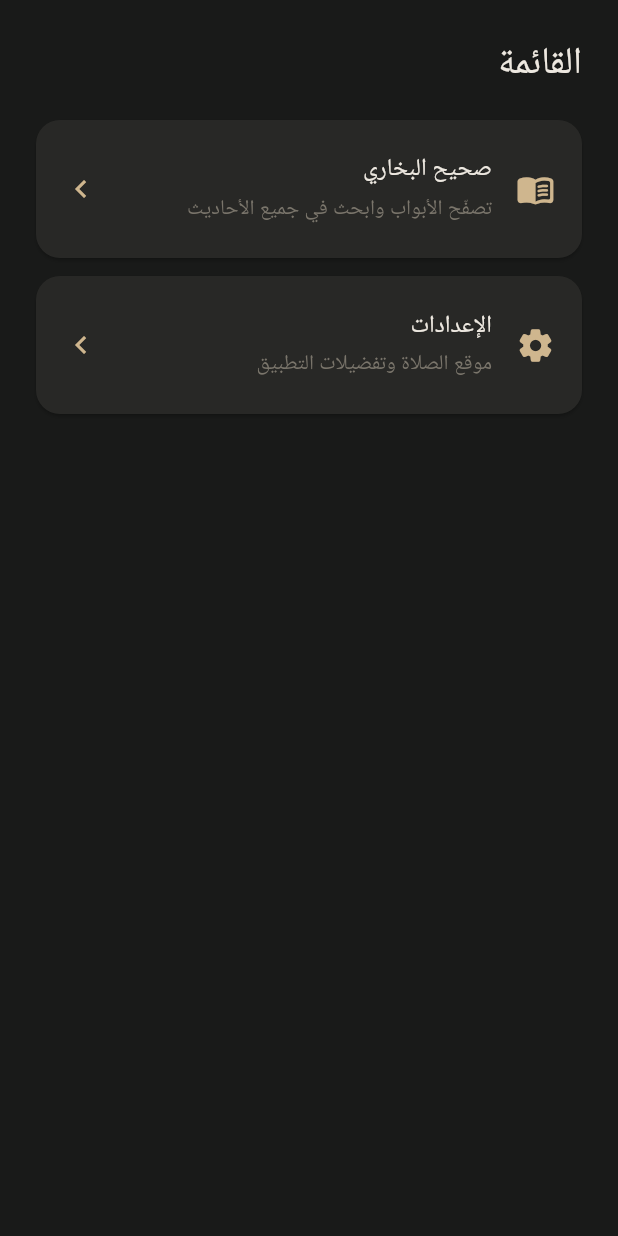
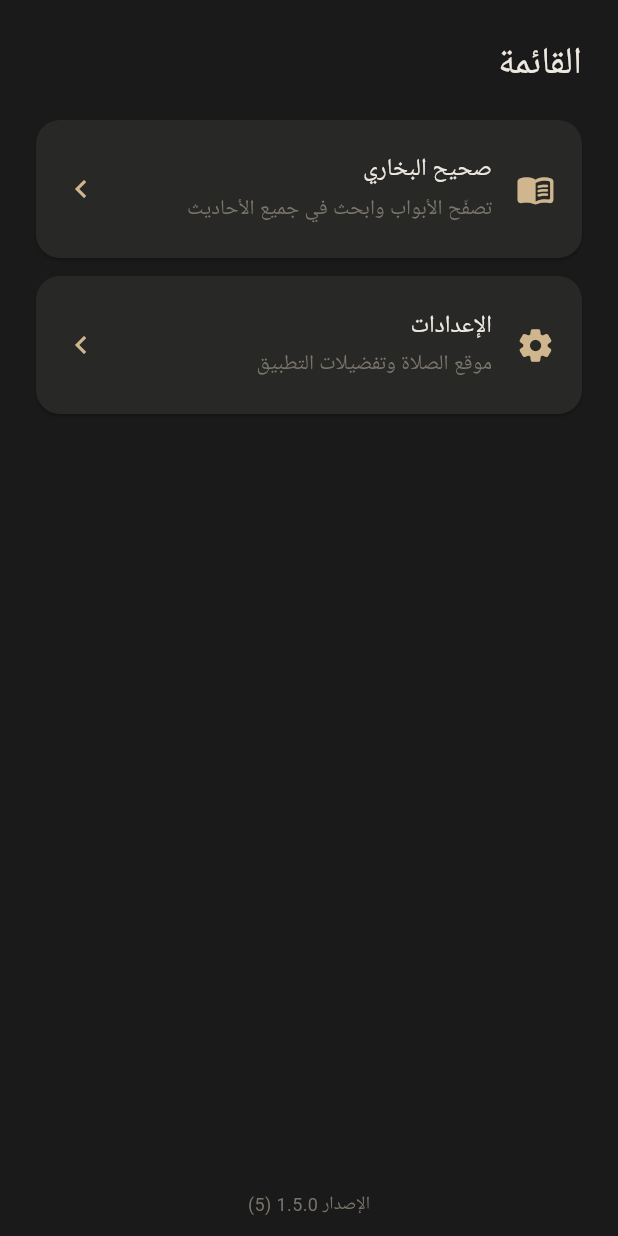
Before and after one commit to J3Unknown/azan, a Flutter app: the MenuScreen screen opened directly, on a phone screen of 412 x 824 dp. Run offline on Flutter 3.47's test engine with Material 3 defaults, Android fonts, the phone set to English and light mode, and no system bars; our stand-ins replace adhan, audio_service, flutter_bloc, flutter_local_notifications, font_awesome_flutter, geocoding and 9 more; missing offline and left inert: flutter_device_compass, home_widget, workmanager; accounts and stored records are empty; network calls fail; statements that could not run were skipped.

Commit message:
added update check with current version displayed

```diff
--- a/lib/modules/menu_screen/menu_screen.dart
+++ b/lib/modules/menu_screen/menu_screen.dart
@@ -3,6 +3,7 @@ import 'package:azan/modules/settings_screen/settings_screen.dart';
 import 'package:azan/utils/helpers/colors_manager.dart';
 import 'package:azan/utils/helpers/app_language.dart';
 import 'package:flutter/material.dart';
+import 'package:package_info_plus/package_info_plus.dart';
 
 class MenuScreen extends StatelessWidget {
   const MenuScreen({super.key});
@@ -12,6 +13,9 @@ class MenuScreen extends StatelessWidget {
     return Scaffold(
       backgroundColor: const Color(0xFF191A19),
       body: SafeArea(
+        child: Column(
+          children: [
+            Expanded(
               child: ListView(
                 padding: const EdgeInsets.all(24),
                 children: [
@@ -27,10 +31,12 @@ class MenuScreen extends StatelessWidget {
                   _MenuTile(
                     icon: Icons.menu_book_rounded,
                     title: context.tr('Sahih al-Bukhari'),
-              subtitle: context.tr('Browse chapters and search all hadiths'),
-              onTap: () => Navigator.of(
-                context,
-              ).push(MaterialPageRoute(builder: (_) => const BukhariScreen())),
+                    subtitle: context.tr(
+                      'Browse chapters and search all hadiths',
+                    ),
+                    onTap: () => Navigator.of(context).push(
+                      MaterialPageRoute(builder: (_) => const BukhariScreen()),
+                    ),
                   ),
                   const SizedBox(height: 12),
                   _MenuTile(
@@ -39,13 +45,50 @@ class MenuScreen extends StatelessWidget {
                     subtitle: context.tr('Prayer location and app preferences'),
                     onTap: () => Navigator.of(context).push(
                       MaterialPageRoute(
-                  builder: (_) => const SettingsScreen(showBackButton: true),
+                        builder: (_) =>
+                            const SettingsScreen(showBackButton: true),
                       ),
                     ),
                   ),
                 ],
               ),
             ),
+            const _AppVersionFooter(),
+          ],
+        ),
+      ),
+    );
+  }
+}
+
+class _AppVersionFooter extends StatefulWidget {
+  const _AppVersionFooter();
+
+  @override
+  State<_AppVersionFooter> createState() => _AppVersionFooterState();
+}
+
+class _AppVersionFooterState extends State<_AppVersionFooter> {
+  late final Future<PackageInfo> _packageInfo = PackageInfo.fromPlatform();
+
+  @override
+  Widget build(BuildContext context) {
+    return FutureBuilder<PackageInfo>(
+      future: _packageInfo,
+      builder: (context, snapshot) {
+        if (!snapshot.hasData) return const SizedBox(height: 12);
+        final info = snapshot.data!;
+        return Padding(
+          padding: const EdgeInsets.only(bottom: 12, top: 4),
+          child: Text(
+            '${context.tr('Version')} ${info.version} (${info.buildNumber})',
+            style: const TextStyle(
+              color: ColorsManager.textMuted,
+              fontSize: 12,
+            ),
+          ),
+        );
+      },
     );
   }
 }
--- a/lib/utils/helpers/app_language.dart
+++ b/lib/utils/helpers/app_language.dart
@@ -48,6 +48,11 @@ const Map<String, String> _arabicTranslations = {
   'Arabic': 'العربية',
   'Location': 'الموقع',
   'Update': 'تحديث',
+  'Update available': 'يتوفر تحديث',
+  'Version': 'الإصدار',
+  'A new version of Azan is available': 'يتوفر إصدار جديد من أذان',
+  'Later': 'لاحقًا',
+  'View update': 'عرض التحديث',
   'Play Adhan Audio': 'تشغيل صوت الأذان',
   'Vibration on Reminder': 'الاهتزاز عند التذكير',
   'Calculation Method': 'طريقة حساب مواقيت الصلاة',
--- a/pubspec.yaml
+++ b/pubspec.yaml
@@ -49,6 +49,8 @@ dependencies:
   font_awesome_flutter: ^11.0.0
   flutter_device_compass: ^2.2.0
   sensors_plus: ^7.1.1
+  package_info_plus: ^10.2.1
+  url_launcher: ^6.3.2
   http: ^1.2.2
   just_audio: ^0.9.44
   audio_service: ^0.18.19
```
Also changed, not shown: lib/layouts/home_layout.dart (+15 -1 lines), lib/services/app_update_service.dart (added, +157 -0 lines), pubspec.lock, 5 other files. Lines whose indentation alone changed are shown as unchanged.
